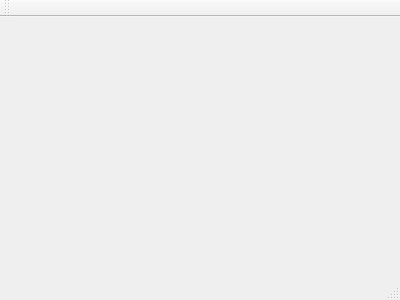
The window that appliaction.ui (karshann/IN505) describes before a commit, drawn with Qt 5.
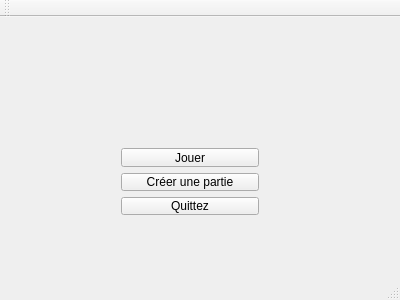
The same window after the commit.

Commit message: ajout des fenetres

```diff
--- a/appliaction.ui
+++ b/appliaction.ui
@@ -12,13 +12,62 @@
   <property name="windowTitle" >
    <string>Appliaction</string>
   </property>
-  <widget class="QMenuBar" name="menuBar" />
-  <widget class="QToolBar" name="mainToolBar" />
-  <widget class="QWidget" name="centralWidget" />
-  <widget class="QStatusBar" name="statusBar" />
+  <widget class="QWidget" name="centralWidget">
+   <widget class="QWidget" name="verticalLayoutWidget">
+    <property name="geometry">
+     <rect>
+      <x>110</x>
+      <y>120</y>
+      <width>160</width>
+      <height>89</height>
+     </rect>
+    </property>
+    <layout class="QVBoxLayout" name="verticalLayout">
+     <item>
+      <widget class="QPushButton" name="pushButton">
+       <property name="text">
+        <string>Jouer</string>
+       </property>
+      </widget>
+     </item>
+     <item>
+      <widget class="QPushButton" name="pushButton_2">
+       <property name="text">
+        <string>Créer une partie</string>
+       </property>
+      </widget>
+     </item>
+     <item>
+      <widget class="QPushButton" name="pushButton_3">
+       <property name="text">
+        <string>Quittez</string>
+       </property>
+      </widget>
+     </item>
+    </layout>
+   </widget>
+  </widget>
+  <widget class="QMenuBar" name="menuBar">
+   <property name="geometry">
+    <rect>
+     <x>0</x>
+     <y>0</y>
+     <width>400</width>
+     <height>22</height>
+    </rect>
+   </property>
+  </widget>
+  <widget class="QToolBar" name="mainToolBar">
+   <attribute name="toolBarArea">
+    <enum>TopToolBarArea</enum>
+   </attribute>
+   <attribute name="toolBarBreak">
+    <bool>false</bool>
+   </attribute>
+  </widget>
+  <widget class="QStatusBar" name="statusBar"/>
  </widget>
- <layoutDefault spacing="6" margin="11" />
- <pixmapfunction></pixmapfunction>
+ <layoutdefault spacing="6" margin="11"/>
  <resources/>
  <connections/>
 </ui>
```
Left out of the diff: 7 changed lines with no effect on the pictures. The commit also changes 7 other files.
